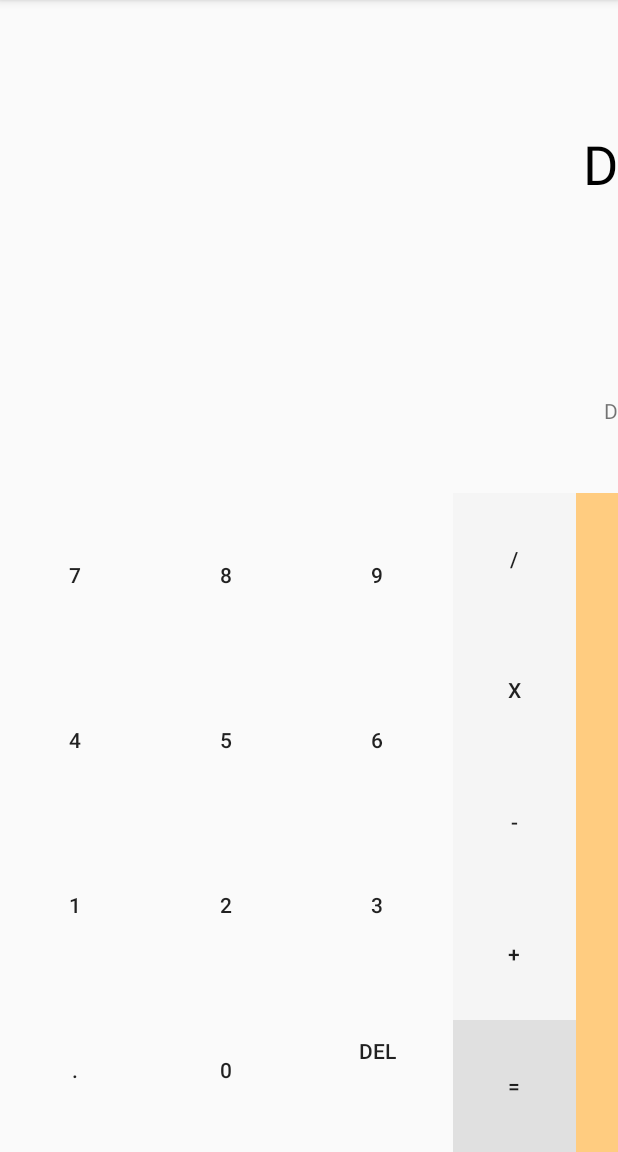
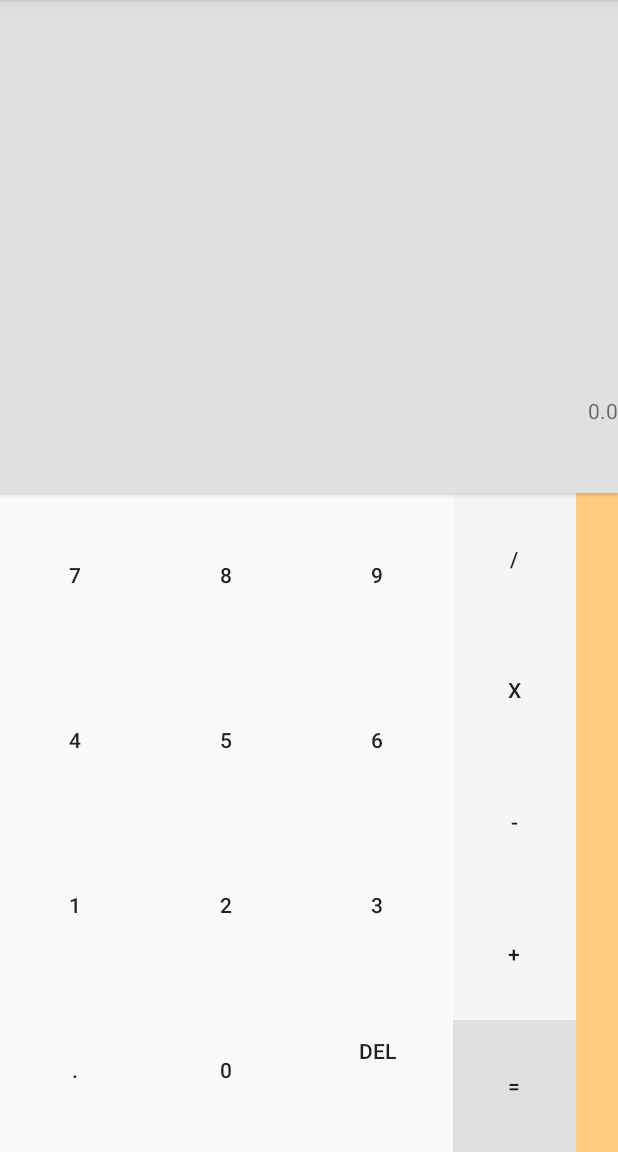
Before and after one commit to marcbenedi/AndroidJediProject, an Android app: the screen it shows after launch (MainActivity), after a tap on "DEL", on a phone screen of 412 x 824 dp, the part 84-1236 px from its top. Run offline under Robolectric (Android 15) with nearby library versions, the phone set to English and light mode, and no system bars; 4 statements that could not run were skipped.

Commit message:
Calculator done. Some crashes in inputs like 3+-4 And pressing Del with empty expressions

```diff
--- a/app/src/main/java/pro/marcb/androidjediproject/fragments/Calculator.java
+++ b/app/src/main/java/pro/marcb/androidjediproject/fragments/Calculator.java
@@ -3,11 +3,15 @@ package pro.marcb.androidjediproject.fragments;
 
 import android.os.Bundle;
 import android.support.v4.app.Fragment;
+import android.util.TypedValue;
 import android.view.LayoutInflater;
 import android.view.View;
 import android.view.ViewGroup;
+import android.view.animation.Animation;
+import android.view.animation.AnimationUtils;
 import android.widget.Button;
 import android.widget.HorizontalScrollView;
+import android.widget.LinearLayout;
 import android.widget.TextView;
 
 import pro.marcb.androidjediproject.R;
@@ -16,25 +20,19 @@ public class Calculator extends Fragment{
 
     private final static String TAG = "Calculator";
 
-    private int[] numbers = {R.id.button0, R.id.button1, R.id.button2, R.id.button3, R.id.button4,
-                         R.id.button5, R.id.button6, R.id.button7, R.id.button8, R.id.button9
-                        };
-
     private Button button0, button1, button2, button3, button4, button5, button6, button7, button8, button9;
     private Button buttonDot, buttonDel, buttonDiv, buttonMul, buttonSub, buttonSum, buttonEq;
 
-    private TextView textActual, textAcumulat;
+    private TextView textTempResult, textAllExpression;
     private HorizontalScrollView scrollView;
 
-    private boolean opPressed = false;
-    private double number = 0;
-    private boolean dot = false;
+    private String expression = "";
 
     @Override
     public View onCreateView(LayoutInflater inflater, ViewGroup container,
                              Bundle savedInstanceState) {
 
-        View v = inflater.inflate(R.layout.fragment_calculator, container, false);
+        final View v = inflater.inflate(R.layout.fragment_calculator, container, false);
 
         button0 = (Button) v.findViewById(R.id.button0);
         button0.setOnClickListener(numberClick);
@@ -71,8 +69,25 @@ public class Calculator extends Fragment{
         buttonDel = (Button) v.findViewById(R.id.buttonDel);
         buttonDel.setOnClickListener(opClick);
 
-        textActual = (TextView) v.findViewById(R.id.textActual);
-        textAcumulat = (TextView) v.findViewById(R.id.textAcumulat);
+        buttonDel.setOnLongClickListener(new View.OnLongClickListener() {
+            @Override
+            public boolean onLongClick(View view) {
+
+                LinearLayout l = (LinearLayout) v.findViewById(R.id.results);
+                TypedValue outValue = new TypedValue();
+                getContext().getTheme().resolveAttribute(R.drawable.ripple_effect_clear, outValue, true);
+                l.setBackgroundResource(outValue.resourceId);
+
+                expression = "";
+                textTempResult.setText("");
+                textAllExpression.setText("");
+
+                return false;
+            }
+        });
+
+        textTempResult = (TextView) v.findViewById(R.id.textActual);
+        textAllExpression = (TextView) v.findViewById(R.id.textAcumulat);
 
         scrollView = (HorizontalScrollView) v.findViewById(R.id.scrollView);
 
@@ -87,10 +102,19 @@ public class Calculator extends Fragment{
 
     }
 
-    private void updateTextView(char c){
-        textActual.setText(textActual.getText().toString()+c);
-        textAcumulat.setText(textAcumulat.getText().toString()+c);
+    private void numberPressed(char c){
+        expression += String.valueOf(c);
+
+        textAllExpression.setText(expression);
         scrollView.fullScroll(View.FOCUS_RIGHT);
+
+        textTempResult.setText(String.valueOf(new Tree(expression).eval()));
+
+    }
+
+    private void opPressed(char op){
+        expression += String.valueOf(op);
+        textAllExpression.setText(expression);
     }
 
     private View.OnClickListener numberClick = new View.OnClickListener() {
@@ -98,34 +122,34 @@ public class Calculator extends Fragment{
         public void onClick(View view) {
             switch (view.getId()){
                 case R.id.button0:
-                    updateTextView('0');
+                    numberPressed('0');
                     break;
                 case R.id.button1:
-                    updateTextView('1');
+                    numberPressed('1');
                     break;
                 case R.id.button2:
-                    updateTextView('2');
+                    numberPressed('2');
                     break;
                 case R.id.button3:
-                    updateTextView('3');
+                    numberPressed('3');
                     break;
                 case R.id.button4:
-                    updateTextView('4');
+                    numberPressed('4');
                     break;
                 case R.id.button5:
-                    updateTextView('5');
+                    numberPressed('5');
                     break;
                 case R.id.button6:
-                    updateTextView('6');
+                    numberPressed('6');
                     break;
                 case R.id.button7:
-                    updateTextView('7');
+                    numberPressed('7');
                     break;
                 case R.id.button8:
-                    updateTextView('8');
+                    numberPressed('8');
                     break;
                 case R.id.button9:
-                    updateTextView('9');
+                    numberPressed('9');
                     break;
             }
         }
@@ -136,34 +160,169 @@ public class Calculator extends Fragment{
         public void onClick(View view) {
             switch (view.getId()){
                 case R.id.buttonDiv:
-                    updateTextView('/');
+                    opPressed('/');
                     break;
                 case R.id.buttonMul:
-                    updateTextView('x');
+                    opPressed('x');
                     break;
                 case R.id.buttonSub:
-                    updateTextView('-');
+                    opPressed('-');
                     break;
                 case R.id.buttonPlus:
-                    updateTextView('+');
+                    opPressed('+');
                     break;
                 case R.id.buttonEq:
-                    updateTextView('=');
+                    textAllExpression.setText(String.valueOf(new Tree(expression).eval()));
+                    expression = "";
+                    textTempResult.setText("");
+
+                    Animation bottomToTop = AnimationUtils.loadAnimation(getContext(), R.anim.result_calculator);
+                    textAllExpression.startAnimation(bottomToTop);
+
+                    //TODO:
                     break;
                 case R.id.buttonDot:
-                    updateTextView('.');
+                    expression +='.';
                     break;
                 case R.id.buttonDel:
-                    updateTextView('D');
+                    //TODO: onLongClickListener
+                    expression = expression.substring(0, expression.length()-1);
+                    textAllExpression.setText(expression);
+                    char last = expression.charAt(expression.length()-1);
+                    if (last != '+' && last != '-' && last != 'x' && last != '/'){
+                        textAllExpression.setText(expression);
+                        scrollView.fullScroll(View.FOCUS_RIGHT);
+
+                        textTempResult.setText(String.valueOf(new Tree(expression).eval()));
+                    }
                     break;
             }
         }
     };
 
-    private boolean isNumber(int id){
-        for (int i:numbers) {
-            if (i == id)return true;
+    private class Tree {
+        //TODO: Problem with op followed by op i.e: 2x-4
+        private Tree left;
+        private Tree right;
+        private boolean isNumber;
+        private double number;
+        private char op;
+
+        public Tree(String s) {
+
+            int index;
+            int index2;
+            int lastFound;
+            String left;
+            String right;
+
+            //Base case: A number
+            if (isNumeric(s)) {
+                left = null;
+                right = null;
+                isNumber = true;
+                number = Double.valueOf(s);
+            } else {
+                //We search the last + or /
+                index = searchFor('+', s);
+                index2 = searchFor('-', s);
+
+                lastFound = index < index2 ? index2 : index;
+
+                if (lastFound != -1) {
+
+                    left = s.substring(0, lastFound);
+                    right = s.substring(lastFound + 1, s.length());
+
+                    this.left = left.length()==0? null : new Tree(left);
+                    this.right = right.length()==0? null : new Tree(right);
+
+                    isNumber = false;
+                    op = s.charAt(lastFound);
+
+                } else {
+                    //Search for x or /
+
+                    index = searchFor('x', s);
+                    index2 = searchFor('/', s);
+
+                    lastFound = index < index2 ? index2 : index;
+
+                    if (lastFound != -1) {
+
+                        left = s.substring(0, lastFound );
+                        right = s.substring(lastFound + 1, s.length());
+
+                        this.left = left.length()==0? null : new Tree(left);
+                        this.right = right.length()==0? null : new Tree(right);
+
+                        isNumber = false;
+                        op = s.charAt(lastFound);
+
+                    }
+
+                }
+
+            }
+
         }
-        return false;
+
+        private boolean isNumeric(String str)
+        {
+            return str.matches("[+-]?\\d+(\\.\\d+)?");  //match a number with optional '-' and decimal.
+        }
+
+        private int searchFor(char c, String s){
+            int size = s.length();
+            int index = -1;
+            boolean found = false;
+            for (int i = size-1; i >= 0 && !found; --i){
+                char el = s.charAt(i);
+                if (c == el) {
+                    found = true;
+                    index = i;
+                }
+            }
+            return index;
+        }
+
+        public void print(){
+            String print = isNumber? String.valueOf(number) : String.valueOf(op);
+            System.out.println(print);
+            if (left != null) left.print();
+            if (right != null) right.print();
+
+        }
+
+        public double eval() {
+
+            if (isNumber) return number;
+            else {
+                double left = this.left.eval();
+                double right = this.right.eval();
+                double result;
+                switch (op){
+                    case '+':
+                        result = left + right;
+                        break;
+                    case '-':
+                        result = left - right;
+                        break;
+                    case 'x':
+                        result = left * right;
+                        break;
+                    case '/':
+                        result = left / right;
+                        break;
+                    default:
+                        return 0;
+                }
+
+                return result;
+            }
+
+        }
+
     }
+
 }
--- /dev/null
+++ b/app/src/main/res/anim/result_calculator.xml
@@ -0,0 +1,16 @@
+<?xml version="1.0" encoding="utf-8"?>
+<set xmlns:android="http://schemas.android.com/apk/res/android"
+    android:duration="1000"
+    android:ordering="together">
+    <translate
+        android:fillAfter="true"
+        android:fromYDelta="35%p"
+        android:toYDelta="0%p" />
+
+    <scale
+        android:fromXScale="0.7"
+        android:fromYScale="0.7"
+        android:toXScale="1.0"
+        android:toYScale="1.0"
+        />
+</set>
--- /dev/null
+++ b/app/src/main/res/drawable/ripple_effect_clear.xml
@@ -0,0 +1,11 @@
+<?xml version="1.0" encoding="utf-8"?>
+<ripple xmlns:android="http://schemas.android.com/apk/res/android"
+    xmlns:tools="http://schemas.android.com/tools"
+    android:color="@android:color/holo_blue_dark"
+    tools:targetApi="lollipop">
+
+    <item
+        android:id="@android:id/background"
+        android:drawable="@color/buttonColor3"/>
+
+</ripple>
--- a/app/src/main/res/layout/fragment_calculator.xml
+++ b/app/src/main/res/layout/fragment_calculator.xml
@@ -4,9 +4,12 @@
     xmlns:android="http://schemas.android.com/apk/res/android">
 
     <LinearLayout
+        android:id="@+id/results"
         android:layout_width="match_parent"
         android:layout_height="0dp"
         android:layout_weight="3"
+        android:background="@drawable/ripple_effect_clear"
+        android:clickable="true"
         android:elevation="2dp"
         android:orientation="vertical">
 
```
